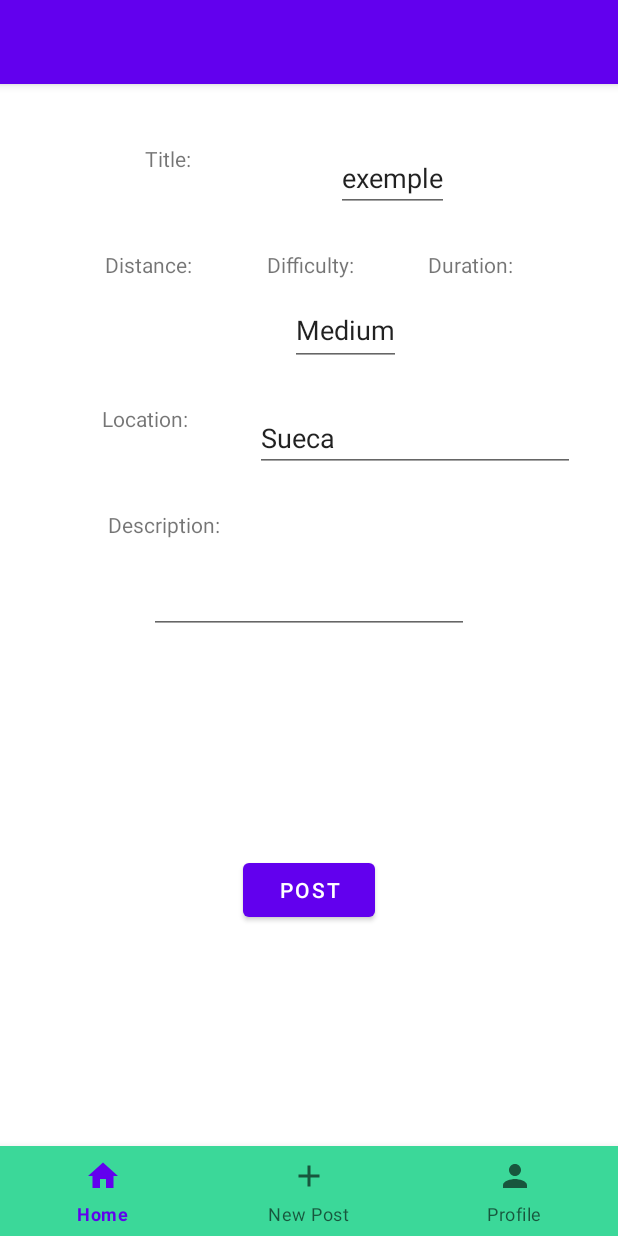
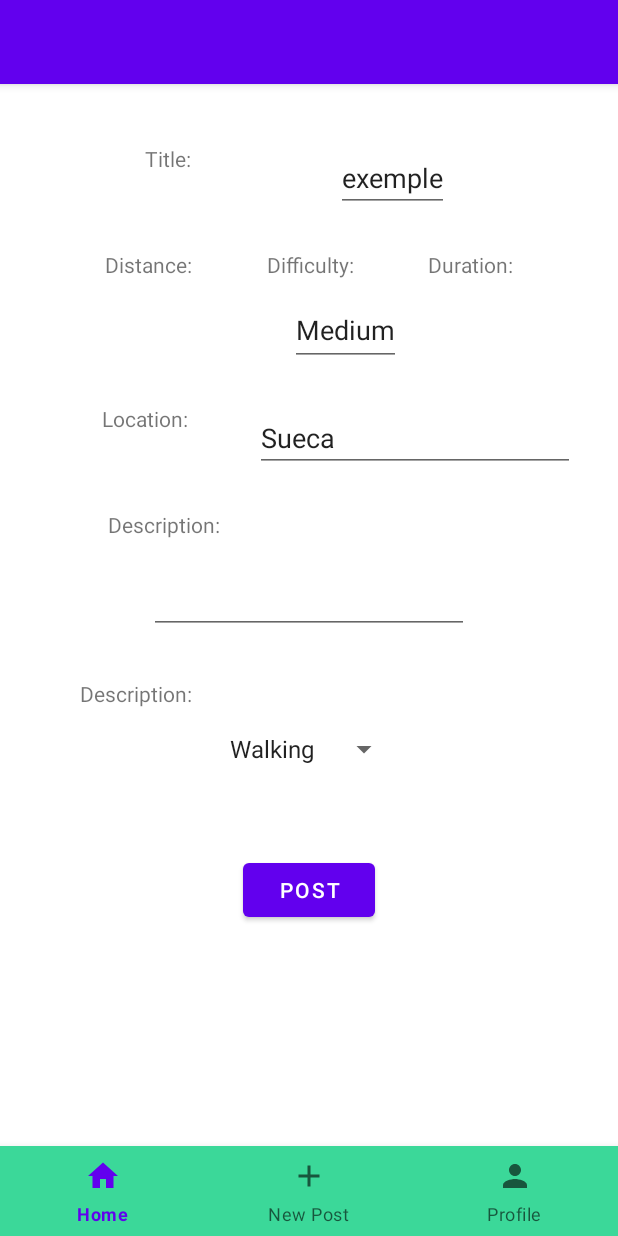
Before and after one commit to marcespasa11/MyRoutes, an Android app: the fragment PublishFragment placed in its activity, on a phone screen of 412 x 824 dp. Run offline under Robolectric (Android 15) with nearby library versions, the phone set to English and light mode, and no system bars; our stand-ins replace Firebase (no records; nobody signed in at launch, a user with empty details on screens opened directly), Picasso; libraries missing offline, so code that uses them is left out: com.google.maps.android; pictures from the network do not load.

Commit message:
selector de kindOfActivity en PublishFragment.kt

```diff
--- a/app/src/main/java/com/maresgon/myroutes/Fragments/PublishFragment.kt
+++ b/app/src/main/java/com/maresgon/myroutes/Fragments/PublishFragment.kt
@@ -71,6 +71,7 @@
             newpost.difficulty = item_difficulty.text.toString().trim()
             newpost.description = item_descPost.text.toString().trim()
             newpost.location = item_loc.text.toString()
+            newpost.kindOfActivity = item_kindOfAct.selectedItem.toString()
 
 
 
--- a/app/src/main/res/layout/fragment_publish.xml
+++ b/app/src/main/res/layout/fragment_publish.xml
@@ -5,6 +5,18 @@
     android:layout_width="match_parent"
     android:layout_height="match_parent"
     tools:context=".Fragments.PublishFragment">
+
+    <TextView
+        android:id="@+id/descriptionText2"
+        android:layout_width="wrap_content"
+        android:layout_height="wrap_content"
+        android:layout_marginTop="30dp"
+        android:layout_marginEnd="200dp"
+        android:text="Description:"
+        app:layout_constraintEnd_toEndOf="parent"
+        app:layout_constraintHorizontal_bias="0.389"
+        app:layout_constraintStart_toStartOf="parent"
+        app:layout_constraintTop_toBottomOf="@+id/item_descPost" />
 
     <EditText
         android:id="@+id/item_descPost"
@@ -159,4 +171,14 @@
         app:layout_constraintStart_toEndOf="@+id/locationText"
         app:layout_constraintTop_toBottomOf="@+id/item_difficulty" />
 
+    <Spinner
+        android:id="@+id/item_kindOfAct"
+        android:layout_width="wrap_content"
+        android:layout_height="wrap_content"
+        android:layout_marginTop="15dp"
+        android:entries="@array/activityOptions"
+        app:layout_constraintEnd_toEndOf="parent"
+        app:layout_constraintStart_toStartOf="parent"
+        app:layout_constraintTop_toBottomOf="@+id/descriptionText2" />
+
 </androidx.constraintlayout.widget.ConstraintLayout>
--- /dev/null
+++ b/app/src/main/res/values/arrays.xml
@@ -0,0 +1,8 @@
+<?xml version="1.0" encoding="utf-8"?>
+<resources>
+    <string-array name="activityOptions">
+        <item>"Walking"</item>
+        <item>"Running"</item>
+        <item>"Cycling"</item>
+    </string-array>
+</resources>
--- a/app/src/main/res/values/strings.xml
+++ b/app/src/main/res/values/strings.xml
@@ -6,7 +6,9 @@
     <string name="second_fragment_label">Second Fragment</string>
     <string name="next">Next</string>
     <string name="previous">Previous</string>
-
+    <string name="walking">Walking</string>
+    <string name="running">Running</string>
+    <string name="cycling">Cycling</string>
     <string name="hello_first_fragment">Hello first fragment</string>
     <string name="hello_second_fragment">Hello second fragment. Arg: %1$s</string>
     <string name="title_activity_logged">LoggedActivity</string>
```
